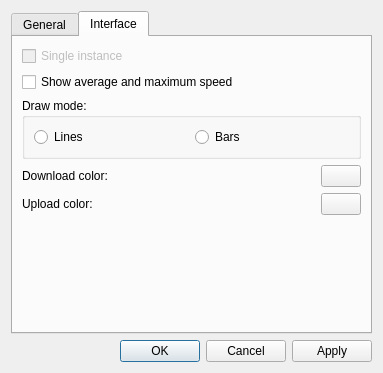
Above: settings_dialog.ui from MarioUnoDueTreQuattro/QMonitor before the change. Below: the same form after it.
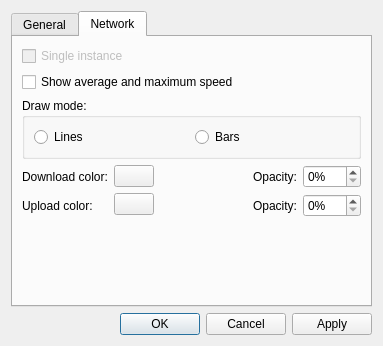
That is the form after the change. Custom widgets are drawn as their Qt base class.

Commit message: TrayIcon, opacity...

Diff of the .ui file:
```diff
--- a/settings_dialog.ui
+++ b/settings_dialog.ui
@@ -7,13 +7,13 @@
     <x>0</x>
     <y>0</y>
     <width>371</width>
-    <height>373</height>
+    <height>346</height>
    </rect>
   </property>
   <property name="windowTitle">
    <string>Dialog</string>
   </property>
-  <layout class="QVBoxLayout" name="verticalLayout_2">
+  <layout class="QVBoxLayout" name="verticalLayout_4">
    <item>
     <widget class="QTabWidget" name="tabWidget">
      <property name="currentIndex">
@@ -212,9 +212,9 @@
      </widget>
      <widget class="QWidget" name="tabInterface">
       <attribute name="title">
-       <string>Interface</string>
+       <string>Network</string>
       </attribute>
-      <layout class="QVBoxLayout" name="verticalLayout_4">
+      <layout class="QVBoxLayout" name="verticalLayout_9">
        <item>
         <widget class="QCheckBox" name="checkSingleInstance">
          <property name="enabled">
@@ -271,6 +271,8 @@
        <item>
         <layout class="QHBoxLayout" name="horizontalLayout_2">
          <item>
+          <layout class="QVBoxLayout" name="verticalLayout_2">
+           <item>
           <widget class="QLabel" name="label_2">
            <property name="text">
             <string>Download color:</string>
@@ -278,29 +280,29 @@
           </widget>
          </item>
          <item>
-          <widget class="ColorButton" name="pushButtonColorDownload">
-           <property name="sizePolicy">
-            <sizepolicy hsizetype="Fixed" vsizetype="Fixed">
-             <horstretch>0</horstretch>
-             <verstretch>0</verstretch>
-            </sizepolicy>
-           </property>
-           <property name="text">
-            <string/>
-           </property>
-          </widget>
-         </item>
-        </layout>
-       </item>
-       <item>
-        <layout class="QHBoxLayout" name="horizontalLayout_4">
-         <item>
           <widget class="QLabel" name="label_3">
            <property name="text">
             <string>Upload color:</string>
            </property>
           </widget>
          </item>
+          </layout>
+         </item>
+         <item>
+          <layout class="QVBoxLayout" name="verticalLayout_5">
+           <item>
+            <widget class="ColorButton" name="pushButtonColorDownload">
+             <property name="sizePolicy">
+              <sizepolicy hsizetype="Fixed" vsizetype="Fixed">
+               <horstretch>0</horstretch>
+               <verstretch>0</verstretch>
+              </sizepolicy>
+             </property>
+             <property name="text">
+              <string/>
+             </property>
+            </widget>
+           </item>
          <item>
           <widget class="ColorButton" name="pushButtonColorUpload">
            <property name="sizePolicy">
@@ -313,6 +315,86 @@
             <string/>
            </property>
           </widget>
+           </item>
+          </layout>
+         </item>
+         <item>
+          <layout class="QVBoxLayout" name="verticalLayout_6">
+           <item>
+            <spacer name="horizontalSpacer">
+             <property name="orientation">
+              <enum>Qt::Orientation::Horizontal</enum>
+             </property>
+             <property name="sizeHint" stdset="0">
+              <size>
+               <width>40</width>
+               <height>20</height>
+              </size>
+             </property>
+            </spacer>
+           </item>
+           <item>
+            <spacer name="horizontalSpacer_6">
+             <property name="orientation">
+              <enum>Qt::Orientation::Horizontal</enum>
+             </property>
+             <property name="sizeHint" stdset="0">
+              <size>
+               <width>40</width>
+               <height>20</height>
+              </size>
+             </property>
+            </spacer>
+           </item>
+          </layout>
+         </item>
+         <item>
+          <layout class="QVBoxLayout" name="verticalLayout_7">
+           <item>
+            <widget class="QLabel" name="label_4">
+             <property name="text">
+              <string>Opacity:</string>
+             </property>
+            </widget>
+           </item>
+           <item>
+            <widget class="QLabel" name="label_6">
+             <property name="text">
+              <string>Opacity:</string>
+             </property>
+            </widget>
+           </item>
+          </layout>
+         </item>
+         <item>
+          <layout class="QVBoxLayout" name="verticalLayout_8">
+           <item>
+            <widget class="QSpinBox" name="spinBoxDownOpacity">
+             <property name="suffix">
+              <string>%</string>
+             </property>
+             <property name="maximum">
+              <number>100</number>
+             </property>
+             <property name="singleStep">
+              <number>5</number>
+             </property>
+            </widget>
+           </item>
+           <item>
+            <widget class="QSpinBox" name="spinBoxUpOpacity">
+             <property name="suffix">
+              <string>%</string>
+             </property>
+             <property name="maximum">
+              <number>100</number>
+             </property>
+             <property name="singleStep">
+              <number>5</number>
+             </property>
+            </widget>
+           </item>
+          </layout>
          </item>
         </layout>
        </item>
```
Lines whose indentation alone changed are shown as unchanged. The commit also changes 7 other files.
